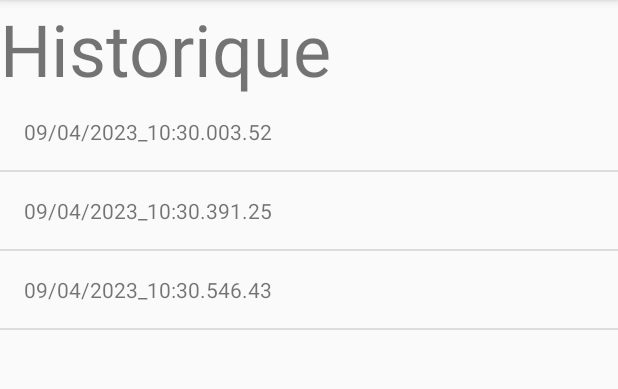
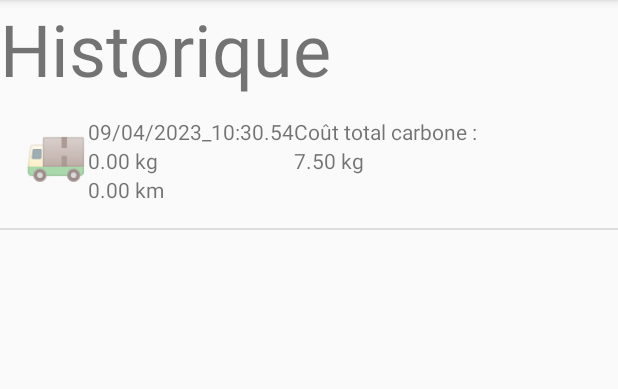
Before and after one commit to shiroling/ShouldIShipBis, an Android app: the HistoricActivity screen opened directly, with no data from a screen before it, on a phone screen of 412 x 824 dp, the part 84-473 px from its top. Run offline under Robolectric (Android 15) with nearby library versions, the phone set to English and light mode, and no system bars.

Commit message:
estimation à partir des items de l'histo, meilleur passage des infos en intent

```diff
--- a/app/src/main/java/com/example/shouldishipbis/CarbonEstimationAdapter.java
+++ b/app/src/main/java/com/example/shouldishipbis/CarbonEstimationAdapter.java
@@ -1,6 +1,5 @@
 package com.example.shouldishipbis;
 
-import android.annotation.SuppressLint;
 import android.content.Context;
 import android.view.LayoutInflater;
 import android.view.View;
@@ -34,12 +33,21 @@ public class CarbonEstimationAdapter extends ArrayAdapter<CarbonEstimation> {
         }
 
         // Lookup view for data population
-        TextView textViewDate = convertView.findViewById(R.id.textViewDate);
-        TextView textViewValue = convertView.findViewById(R.id.textViewValue);
-
-        // Populate the data into the template view using the data object
-        textViewDate.setText(estimation.getEstimationDate());
-        textViewValue.setText(String.format(Locale.getDefault(), "%.2f", estimation.getCarbonKg()));
+        TextView textEmoji = convertView.findViewById(R.id.textEmoji);
+        switch (estimation.getTransport()) {
+            case PLANE : { textEmoji.setText(R.string.planeEmoji);break;}
+            case SHIP  : { textEmoji.setText(R.string.boatEmoji);break;}
+            case TRUCK : { textEmoji.setText(R.string.truckEmoji);break;}
+            case TRAIN : { textEmoji.setText(R.string.trainEmoji);break;}
+        }
+        TextView textDate = convertView.findViewById(R.id.textDate);
+        textDate.setText(estimation.getEstimationDate());
+        TextView textMass = convertView.findViewById(R.id.textMass);
+        textMass.setText(String.format(Locale.getDefault(), "%.2f %s", estimation.getWeight(), estimation.getWeightUnit().getSign()));
+        TextView textDistance = convertView.findViewById(R.id.textDistance);
+        textDistance.setText(String.format(Locale.getDefault(), "%.2f %s", estimation.getDistance(), estimation.getDistanceUnit().getSign()));
+        TextView textCarbon = convertView.findViewById(R.id.textCarbon);
+        textCarbon.setText(String.format(Locale.getDefault(), "%.2f kg", estimation.getCarbonKg()));
 
         // Return the completed view to render on screen
         return convertView;
--- a/app/src/main/java/com/example/shouldishipbis/FormActivity.java
+++ b/app/src/main/java/com/example/shouldishipbis/FormActivity.java
@@ -20,6 +20,7 @@ import com.example.shouldishipbis.model.apiCalls.CarbonEstimation;
 import com.example.shouldishipbis.model.apiCalls.DistanceUnit;
 import com.example.shouldishipbis.model.apiCalls.Transport;
 import com.example.shouldishipbis.model.apiCalls.WeightUnit;
+import com.example.shouldishipbis.model.localDatabase.EstimateDAO;
 
 public class FormActivity extends AppCompatActivity {
 
@@ -62,8 +63,10 @@ public class FormActivity extends AppCompatActivity {
         try {
             CarbonEstimation ca = new CarbonEstimation();
             ca.requestEstimation(this, transport, valPoids, valDistance, WeightUnit.KILOGRAMS, DistanceUnit.KILOMETERS);
+            EstimateDAO estimateDAO = new EstimateDAO(this);
+            estimateDAO.insertEstimate(ca);
             Intent intentRetour = new Intent();
-            intentRetour.putExtra("ca", ca.toString());
+            intentRetour.putExtra("carbonEstimation", ca);
             setResult(RESULT_OK, intentRetour);
             finish();
         } catch (Exception e) {
--- a/app/src/main/java/com/example/shouldishipbis/model/apiCalls/CarbonEstimation.java
+++ b/app/src/main/java/com/example/shouldishipbis/model/apiCalls/CarbonEstimation.java
@@ -4,11 +4,13 @@ import android.content.Context;
 
 import com.example.shouldishipbis.model.localDatabase.EstimateDAO;
 
+import java.io.Serializable;
 import java.text.SimpleDateFormat;
 import java.util.Date;
 import java.util.Locale;
+import java.util.Objects;
 
-public class CarbonEstimation {
+public class CarbonEstimation implements Serializable {
     private static final String API_URL = "https://www.carboninterface.com/api/v1/estimates";
     private String id;
     private Transport transport;
@@ -36,53 +38,7 @@ public class CarbonEstimation {
         this.weightUnit = weightUnit;
         this.distanceUnit = distanceUnit;
 
-        /* Create the request body
-        JSONObject requestBody = new JSONObject();
-        requestBody.put("type", "shipping");
-        requestBody.put("weight_value", weight);
-        requestBody.put("weight_unit", weightUnit.toString());
-        requestBody.put("distance_value", distance);
-        requestBody.put("distance_unit", distanceUnit.toString());
-        requestBody.put("transport_method", transport.toString());
-
-        // Open a connection to the API endpoint
-        URL url = new URL(API_URL);
-        HttpURLConnection connection = (HttpURLConnection) url.openConnection();
-        connection.setRequestMethod("POST");
-        connection.setRequestProperty("Content-Type", "application/json");
-        connection.setRequestProperty("Authorization", "Bearer N1yDYHec4afQtPK7TlxSiA");
-
-        // Send the request body
-        connection.setDoOutput(true);
-        OutputStream outputStream = connection.getOutputStream();
-        outputStream.write(requestBody.toString().getBytes());
-        outputStream.flush();
-        outputStream.close();
-
-        // Read the response
-        InputStream inputStream = connection.getInputStream();
-        BufferedReader bufferedReader = new BufferedReader(new InputStreamReader(inputStream));
-        StringBuilder responseStringBuilder = new StringBuilder();
-        String line;
-        while ((line = bufferedReader.readLine()) != null) {
-            responseStringBuilder.append(line);
-        }
-        bufferedReader.close();
-        inputStream.close();
-
-        // Parse the JSON response
-        JSONObject responseJson = new JSONObject(responseStringBuilder.toString());
-        JSONObject dataJson = responseJson.getJSONObject("data");
-        JSONObject attributesJson = dataJson.getJSONObject("attributes");
-
-        // Get the estimated carbon emissions value
-
-        setEstimationDate(attributesJson.getString("estimated_at"));
-        setCarbonLb(attributesJson.getDouble("carbon_lb"));
-        setCarbonKg(attributesJson.getDouble("carbon_kg"));
-        setCarbonMt(attributesJson.getDouble("carbon_mt"));
-*/
-        setId(String.valueOf(0 + Math.random() * (4000000 - 0)));
+        setId(hashCode(this));
         SimpleDateFormat sdf = new SimpleDateFormat("dd/MM/yyyy_HH:mm.ss", Locale.getDefault());
         setEstimationDate(sdf.format(new Date()));
         setCarbonLb(25 + Math.random() * (42 - 25));
@@ -93,6 +49,11 @@ public class CarbonEstimation {
 
         return this;
     }
+
+    private String hashCode(CarbonEstimation carbonEstimation) {
+        return String.valueOf(Objects.hash(id, transport, weight, distance, weightUnit, distanceUnit, estimationDate, carbonLb, carbonKg, carbonMt));
+    }
+
     public String getId() {
         return id;
     }
@@ -187,4 +148,12 @@ public class CarbonEstimation {
                 ", carbonMt=" + carbonMt +
                 '}';
     }
+
+    @Override
+    public boolean equals(Object o) {
+        if (this == o) return true;
+        if (o == null || getClass() != o.getClass()) return false;
+        CarbonEstimation that = (CarbonEstimation) o;
+        return Double.compare(that.weight, weight) == 0 && Double.compare(that.distance, distance) == 0 && Double.compare(that.carbonLb, carbonLb) == 0 && Double.compare(that.carbonKg, carbonKg) == 0 && Double.compare(that.carbonMt, carbonMt) == 0 && id.equals(that.id) && transport == that.transport && weightUnit == that.weightUnit && distanceUnit == that.distanceUnit && estimationDate.equals(that.estimationDate);
+    }
 }
--- a/app/src/main/java/com/example/shouldishipbis/model/localDatabase/EstimateDAO.java
+++ b/app/src/main/java/com/example/shouldishipbis/model/localDatabase/EstimateDAO.java
@@ -46,9 +46,10 @@ public class EstimateDAO {
         String selectQuery = "SELECT  * FROM carbon_estimations";
         SQLiteDatabase db = dbHelper.getWritableDatabase();
         Cursor cursor = db.rawQuery(selectQuery, null);
-
+        int count = 0;
         if (cursor.moveToFirst()) {
             do {
+                count++;
                 CarbonEstimation estimate = new CarbonEstimation();
                 estimate.setId(cursor.getString(0));
                 estimate.setTransport(Transport.stringToTransport(cursor.getString(1)));
@@ -63,6 +64,7 @@ public class EstimateDAO {
                 estimateList.add(estimate);
             } while (cursor.moveToNext());
         }
+        Log.d("DAO", "getAllEstimates : count= "+ count );
         cursor.close();
         db.close();
         return estimateList;
--- a/app/src/main/res/layout/list_item_carbon_estimation.xml
+++ b/app/src/main/res/layout/list_item_carbon_estimation.xml
@@ -4,18 +4,55 @@
 <LinearLayout xmlns:android="http://schemas.android.com/apk/res/android"
     android:layout_width="match_parent"
     android:layout_height="wrap_content"
-    android:orientation="horizontal"
     android:padding="16dp">
 
     <TextView
-        android:id="@+id/textViewDate"
-        android:layout_width="0dp"
+        android:id="@+id/textEmoji"
+        android:layout_width="wrap_content"
+        android:layout_height="wrap_content"
         android:layout_weight="1"
-        android:layout_height="wrap_content"/>
+        android:textSize="34sp" />
 
-    <TextView
-        android:id="@+id/textViewValue"
+    <LinearLayout
         android:layout_width="wrap_content"
-        android:layout_height="wrap_content"/>
+        android:layout_height="wrap_content"
+        android:layout_weight="1"
+        android:orientation="vertical">
+
+        <TextView
+            android:id="@+id/textDate"
+            android:layout_width="match_parent"
+            android:layout_height="match_parent" />
+
+        <TextView
+            android:id="@+id/textMass"
+            android:layout_width="match_parent"
+            android:layout_height="match_parent" />
+
+        <TextView
+            android:id="@+id/textDistance"
+            android:layout_width="match_parent"
+            android:layout_height="wrap_content" />
+
+    </LinearLayout>
+
+    <LinearLayout
+        android:layout_width="wrap_content"
+        android:layout_height="wrap_content"
+        android:layout_weight="1"
+        android:orientation="vertical">
+
+        <TextView
+            android:id="@+id/labelCarbon"
+            android:text="@string/totalEstimationLabel"
+            android:layout_width="match_parent"
+            android:layout_height="wrap_content" />
+
+        <TextView
+            android:id="@+id/textCarbon"
+            android:layout_width="match_parent"
+            android:layout_height="wrap_content" />
+
+    </LinearLayout>
 
 </LinearLayout>
--- a/app/src/main/res/values/strings.xml
+++ b/app/src/main/res/values/strings.xml
@@ -8,7 +8,10 @@
     <string name="title_activity_form">FormActivity</string>
     <string name="title_activity_result">ResultActivity</string>
     <string name="title_activity_compare">CompareActivity</string>
-
+    <string name="planeEmoji" translatable="false">&#9992;</string>
+    <string name="boatEmoji" translatable="false">&#128674;</string>
+    <string name="trainEmoji" translatable="false">&#128642;</string>
+    <string name="truckEmoji" translatable="false">&#128666;</string>
 
     <!-- ######### A l'affichage ########-->
     <!-- Texte Menu -->
@@ -47,4 +50,5 @@
     <string name="landscape_mode_on">Bravoo !!</string>
     <string name="meilleur_compare">Le meilleur shipping est : </string>
     <string name="estimationActivityOnResultFailureText">échec de l\'estimation, réessayez plus tard !</string>
+    <string name="totalEstimationLabel">"Coût total carbone : "</string>
 </resources>
```
Also changed, not shown: app/src/main/java/com/example/shouldishipbis/EstimationActivity.java (+21 -15 lines), app/src/main/java/com/example/shouldishipbis/HistoricActivity.java (+9 -7 lines), app/src/main/java/com/example/shouldishipbis/MainActivity.java (+0 -13 lines), 2 other files.
